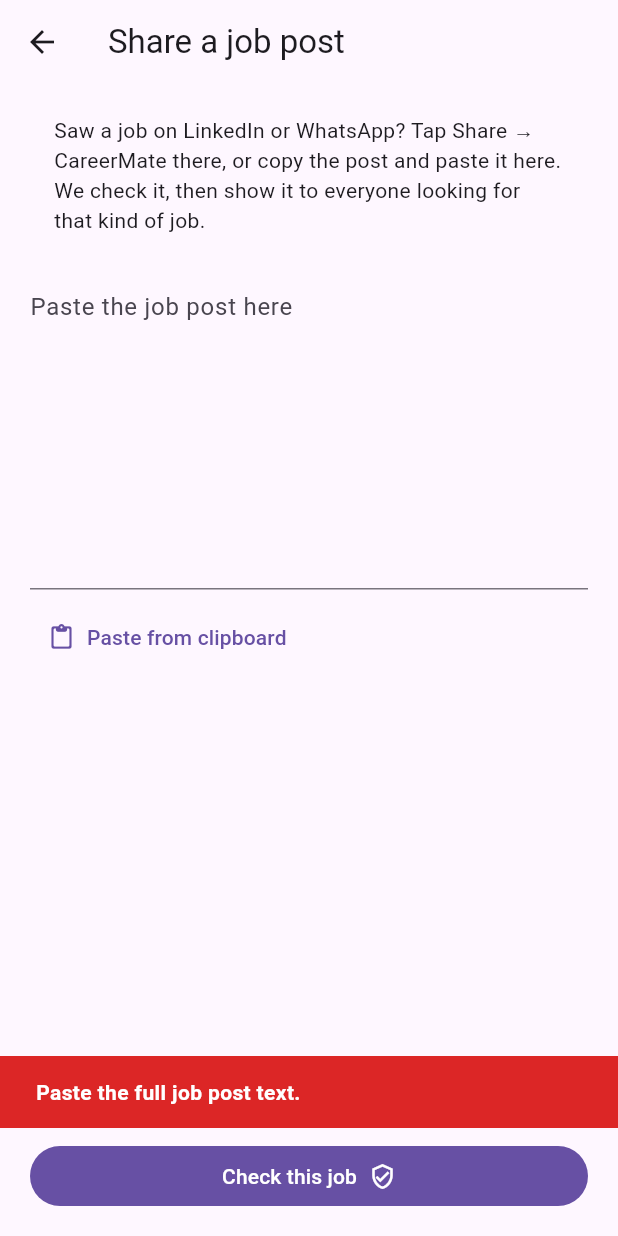
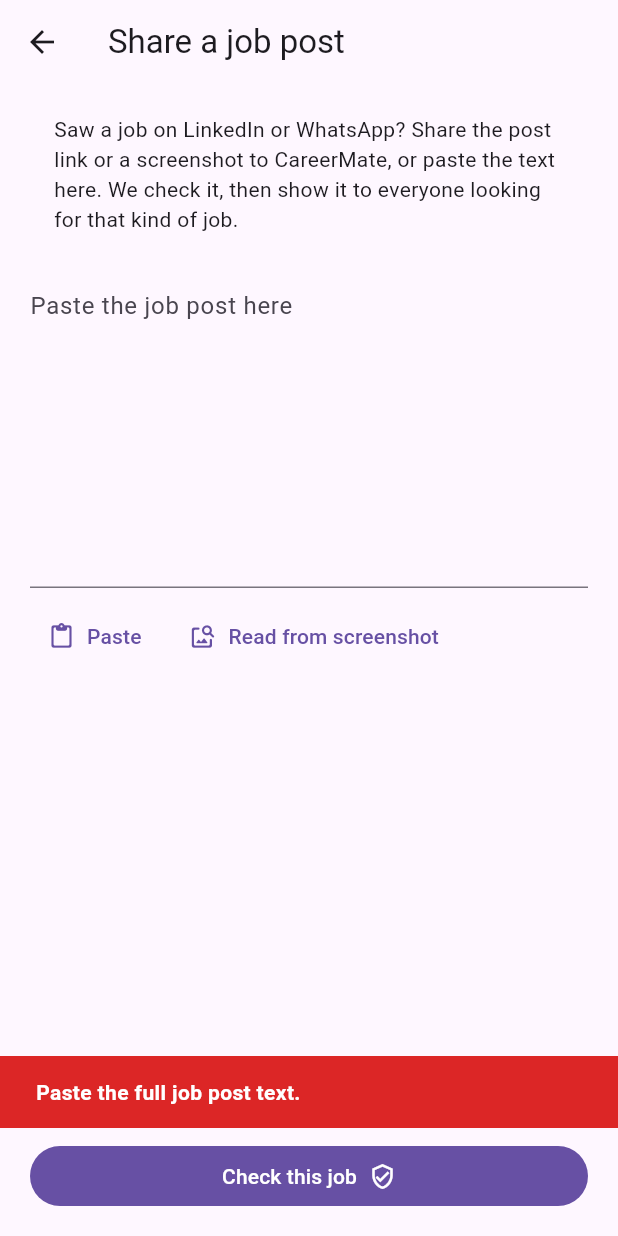
Before and after one commit to careermateapk/careermate, a Flutter app: the ShareJobScreen screen opened directly, after a tap on "Check this job", on a phone screen of 412 x 824 dp. Run offline on Flutter 3.47's test engine with Material 3 defaults, Android fonts, the phone set to English and light mode, and no system bars; our stand-ins replace cloud_firestore, file_picker, firebase_auth, firebase_core, firebase_storage, flutter_local_notifications and 7 more; missing offline and left inert: flutter_email_sender, flutter_file_dialog, google_mlkit_text_recognition, pdfrx, receive_sharing_intent, workmanager; accounts and stored records are empty.

Commit message:
Share job posts by link (link preview) or screenshot (on-phone OCR)
Co-Authored-By: Claude Opus 5.5 <noreply@anthropic.com>
Claude-Session: https://claude.ai/code/session_01AXzXN2yRF6SecLUBLVdGDE

```diff
--- a/lib/app.dart
+++ b/lib/app.dart
@@ -21,6 +21,7 @@ class _CareerMateAppState extends ConsumerState<CareerMateApp> with WidgetsBindi
   final _notif = NotificationService.instance;
   String? _startedFor;
   String? _sharedText;
+  String? _sharedImage;
   StreamSubscription<List<SharedMediaFile>>? _shareSub;
 
   @override
@@ -39,6 +40,12 @@ class _CareerMateAppState extends ConsumerState<CareerMateApp> with WidgetsBindi
 
   /// Text shared from another app (e.g. a LinkedIn job post).
   void _onShared(List<SharedMediaFile> files) {
+    final image = files.where((f) => f.type == SharedMediaType.image).map((f) => f.path).firstOrNull;
+    if (image != null) {
+      _sharedImage = image;
+      _openShared();
+      return;
+    }
     final parts = [
       for (final f in files)
         if (f.type == SharedMediaType.text || f.type == SharedMediaType.url) ...[f.path, f.message ?? ''],
@@ -49,8 +56,15 @@ class _CareerMateAppState extends ConsumerState<CareerMateApp> with WidgetsBindi
   }
 
   void _openShared() {
+    if (_startedFor == null) return;
+    final image = _sharedImage;
+    if (image != null) {
+      _sharedImage = null;
+      ref.read(routerProvider).push('/share-job', extra: {'image': image});
+      return;
+    }
     final text = _sharedText;
-    if (text == null || _startedFor == null) return;
+    if (text == null) return;
     _sharedText = null;
     ref.read(routerProvider).push('/share-job', extra: text);
   }
--- /dev/null
+++ b/lib/features/community/post_reader.dart
@@ -0,0 +1,79 @@
+import 'dart:convert';
+import 'dart:io';
+
+import 'package:google_mlkit_text_recognition/google_mlkit_text_recognition.dart';
+
+/// Gets the text of a job post without copying it by hand.
+class PostReader {
+  /// Reads the link preview (title + description) that a page offers for sharing — the same thing
+  /// WhatsApp shows under a link. Works for public posts; posts behind a login return nothing.
+  static Future<String> fromLink(String url) async {
+    final client = HttpClient()
+      ..connectionTimeout = const Duration(seconds: 8)
+      ..userAgent = 'CareerMate-LinkPreview/1.0';
+    try {
+      var uri = Uri.parse(url.trim());
+      HttpClientResponse? res;
+      for (var i = 0; i < 6; i++) {
+        final req = await client.getUrl(uri).timeout(const Duration(seconds: 10));
+        req.followRedirects = false;
+        req.headers.set(HttpHeaders.acceptHeader, 'text/html');
+        res = await req.close().timeout(const Duration(seconds: 10));
+        if (res.isRedirect || (res.statusCode >= 300 && res.statusCode < 400)) {
+          final loc = res.headers.value(HttpHeaders.locationHeader);
+          await res.drain<void>();
+          if (loc == null) break;
+          uri = uri.resolve(loc);
+          // Stop at login walls instead of trying to get around them.
+          if (uri.path.contains('login') || uri.path.contains('authwall') || uri.path.contains('checkpoint')) return '';
+          continue;
+        }
+        break;
+      }
+      if (res == null || res.statusCode != 200) return '';
+      final bytes = <int>[];
+      await for (final chunk in res) {
+        bytes.addAll(chunk);
+        if (bytes.length > 1500000) break;
+      }
+      final html = utf8.decode(bytes, allowMalformed: true);
+      String meta(String key) {
+        final re = RegExp('<meta[^>]+(?:property|name)=["\']$key["\'][^>]*>', caseSensitive: false);
+        final tag = re.firstMatch(html)?.group(0) ?? '';
+        return _unescape(RegExp('content=["\']([^"\']*)["\']', caseSensitive: false).firstMatch(tag)?.group(1) ?? '');
+      }
+
+      final title = meta('og:title').isNotEmpty ? meta('og:title') : _unescape(RegExp(r'<title>(.*?)</title>', dotAll: true).firstMatch(html)?.group(1) ?? '');
+      final desc = meta('og:description').isNotEmpty ? meta('og:description') : meta('description');
+      final text = [title, desc].where((s) => s.trim().isNotEmpty).join('\n');
+      if (text.toLowerCase().contains('sign in') && desc.length < 60) return '';
+      return text.trim().isEmpty ? '' : '$text\n${uri.toString()}';
+    } catch (_) {
+      return '';
+    } finally {
+      client.close(force: true);
+    }
+  }
+
+  /// Reads the text in a screenshot of a post (on the phone, free).
+  static Future<String> fromImage(String path) async {
+    final recognizer = TextRecognizer(script: TextRecognitionScript.latin);
+    try {
+      final result = await recognizer.processImage(InputImage.fromFilePath(path));
+      return result.blocks.map((b) => b.text).join('\n');
+    } finally {
+      await recognizer.close();
+    }
+  }
+
+  static String _unescape(String s) => s
+      .replaceAll('&amp;', '&')
+      .replaceAll('&quot;', '"')
+      .replaceAll('&#39;', "'")
+      .replaceAll('&#x27;', "'")
+      .replaceAll('&lt;', '<')
+      .replaceAll('&gt;', '>')
+      .replaceAll('&nbsp;', ' ')
+      .replaceAllMapped(RegExp(r'&#(\d+);'), (m) => String.fromCharCode(int.parse(m[1]!)))
+      .trim();
+}
--- a/lib/features/community/ui/share_job_screen.dart
+++ b/lib/features/community/ui/share_job_screen.dart
@@ -1,4 +1,8 @@
+import 'dart:io';
+
+import 'package:file_picker/file_picker.dart';
 import 'package:flutter/material.dart';
+import 'package:path_provider/path_provider.dart';
 import 'package:flutter/services.dart';
 import 'package:flutter_riverpod/flutter_riverpod.dart';
 import 'package:go_router/go_router.dart';
@@ -9,11 +13,15 @@ import '../../../theme/tokens.dart';
 import '../../../widgets/common.dart';
 import '../../profile/taxonomy.dart';
 import '../job_post.dart';
+import '../post_reader.dart';
 
 /// A job post shared from LinkedIn/WhatsApp (or pasted): read it, check it, then add it for everyone.
 class ShareJobScreen extends ConsumerStatefulWidget {
-  const ShareJobScreen({super.key, this.text = ''});
+  const ShareJobScreen({super.key, this.text = '', this.imagePath});
   final String text;
+
+  /// A screenshot shared into the app (read with OCR).
+  final String? imagePath;
 
   @override
   ConsumerState<ShareJobScreen> createState() => _ShareJobScreenState();
@@ -31,7 +39,11 @@ class _ShareJobScreenState extends ConsumerState<ShareJobScreen> {
   @override
   void initState() {
     super.initState();
-    if (widget.text.trim().isNotEmpty) WidgetsBinding.instance.addPostFrameCallback((_) => _run());
+    if (widget.imagePath != null) {
+      WidgetsBinding.instance.addPostFrameCallback((_) => _readImage(widget.imagePath!));
+    } else if (widget.text.trim().isNotEmpty) {
+      WidgetsBinding.instance.addPostFrameCallback((_) => _run());
+    }
   }
 
   @override
@@ -42,6 +54,35 @@ class _ShareJobScreenState extends ConsumerState<ShareJobScreen> {
     super.dispose();
   }
 
+  bool _reading = false;
+
+  Future<void> _readImage(String path) async {
+    setState(() => _reading = true);
+    try {
+      final text = await PostReader.fromImage(path);
+      if (!mounted) return;
+      if (text.trim().length < 40) {
+        showMessage(context, 'Couldn’t read enough text in that picture. Try a clearer screenshot of the post.', error: true);
+        return;
+      }
+      _input.text = text;
+      await _run();
+    } catch (_) {
+      if (mounted) showMessage(context, 'Couldn’t read that picture.', error: true);
+    } finally {
+      if (mounted) setState(() => _reading = false);
+    }
+  }
+
+  Future<void> _pickScreenshot() async {
+    final file = await FilePicker.pickFile(type: FileType.image);
+    if (file == null) return;
+    final bytes = await file.readAsBytes();
+    final f = File('${(await getTemporaryDirectory()).path}/post_${DateTime.now().millisecondsSinceEpoch}.png');
+    await f.writeAsBytes(bytes);
+    await _readImage(f.path);
+  }
+
   Future<void> _paste() async {
     final d = await Clipboard.getData('text/plain');
     if (d?.text != null) setState(() => _input.text = d!.text!);
@@ -49,19 +90,32 @@ class _ShareJobScreenState extends ConsumerState<ShareJobScreen> {
 
   Future<void> _run() async {
     final text = _input.text.trim();
-    final onlyLink = RegExp(r'^\S*https?://\S+$').hasMatch(text) || (text.length < 80 && text.contains('lnkd.in'));
+    final link = RegExp(r'https?://\S+').firstMatch(text)?.group(0);
+    final onlyLink = link != null && text.replaceAll(link, '').trim().length < 40;
     if (onlyLink) {
-      await showDialog<void>(
+      setState(() => _reading = true);
+      final fetched = await PostReader.fromLink(link);
+      if (!mounted) return;
+      setState(() => _reading = false);
+      if (fetched.replaceAll(link, '').trim().length >= 60) {
+        _input.text = fetched;
+      } else {
+        final pick = await showDialog<bool>(
           context: context,
           builder: (c) => AlertDialog(
-          title: const Text('Only a link was shared'),
+            title: const Text('This post needs a LinkedIn login'),
             content: const Text(
-              'LinkedIn shares just a link, and its posts need a login, so CareerMate can’t read them.\n\n'
-              'In LinkedIn: open the post → press and hold the text → Copy. Then come back and paste it here.'),
-          actions: [FilledButton(onPressed: () => Navigator.pop(c), child: const Text('OK'))],
+                'We couldn’t read it from the link, because LinkedIn shows it only to signed-in members.\n\n'
+                'Easy way: take a screenshot of the post, then pick it here — CareerMate reads the text from the picture.'),
+            actions: [
+              TextButton(onPressed: () => Navigator.pop(c, false), child: const Text('Cancel')),
+              FilledButton(onPressed: () => Navigator.pop(c, true), child: const Text('Pick screenshot')),
+            ],
           ),
         );
+        if (pick == true) await _pickScreenshot();
         return;
+      }
     }
     if (text.length < 40) {
       showMessage(context, 'Paste the full job post text.', error: true);
@@ -150,7 +204,7 @@ class _ShareJobScreenState extends ConsumerState<ShareJobScreen> {
         if (p == null) ...[
           const AppCard(
             child: Text(
-              'Saw a job on LinkedIn or WhatsApp? Tap Share → CareerMate there, or copy the post and paste it here. '
+              'Saw a job on LinkedIn or WhatsApp? Share the post link or a screenshot to CareerMate, or paste the text here. '
               'We check it, then show it to everyone looking for that kind of job.',
               style: TextStyle(height: 1.45),
             ),
@@ -160,7 +214,23 @@ class _ShareJobScreenState extends ConsumerState<ShareJobScreen> {
           const SizedBox(height: 8),
           Align(
             alignment: Alignment.centerLeft,
-            child: TextButton.icon(onPressed: _paste, icon: const Icon(Icons.content_paste_rounded), label: const Text('Paste from clipboard')),
+            child: Wrap(spacing: 4, children: [
+              TextButton.icon(onPressed: _paste, icon: const Icon(Icons.content_paste_rounded), label: const Text('Paste')),
+              TextButton.icon(
+                onPressed: _reading ? null : _pickScreenshot,
+                icon: const Icon(Icons.image_search_rounded),
+                label: const Text('Read from screenshot'),
+              ),
+            ]),
+          ),
+          if (_reading)
+            const Padding(
+              padding: EdgeInsets.symmetric(vertical: 10),
+              child: Row(children: [
+                SizedBox(width: 18, height: 18, child: CircularProgressIndicator(strokeWidth: 2.2)),
+                SizedBox(width: 10),
+                Text('Reading the post…'),
+              ]),
             ),
         ] else ...[
           FadeSlideIn(
```
Also changed, not shown: lib/router/app_router.dart (+6 -1 lines), 1 other file. Lines whose indentation alone changed are shown as unchanged.
